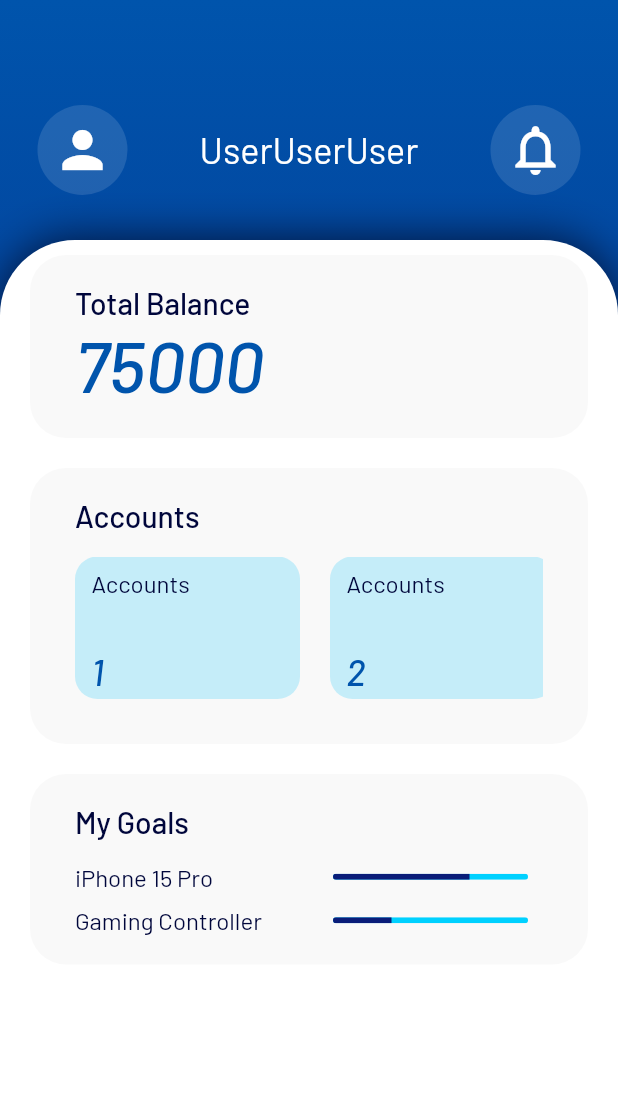
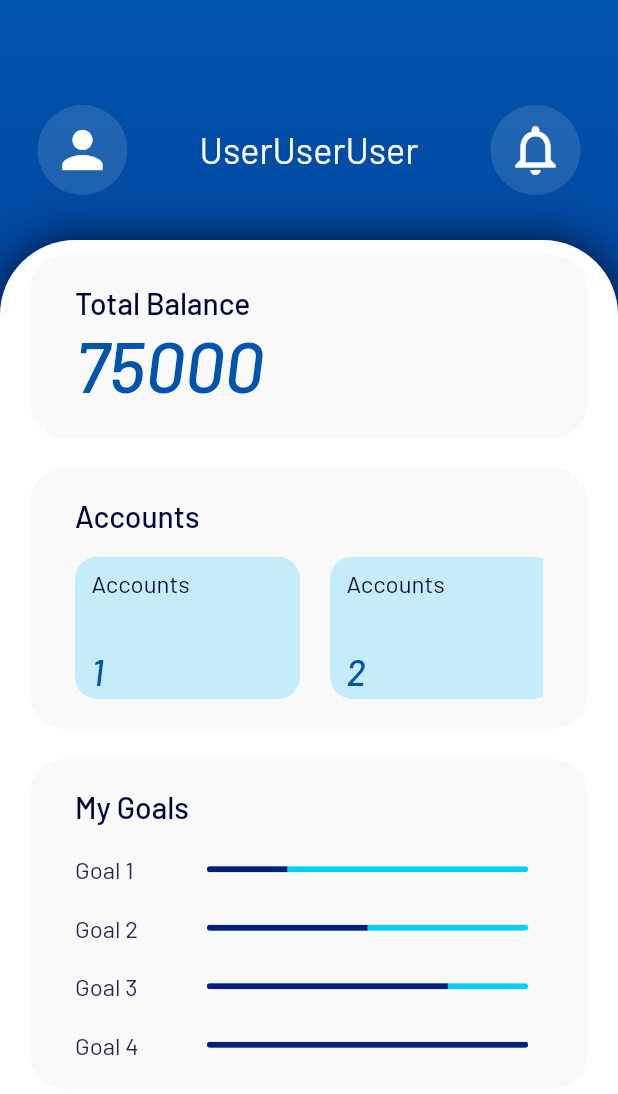
Before and after one commit to jasimrazi/BudgetTracker, a Flutter app: the HomePage screen opened directly, on a phone screen of 412 x 824 dp. Shown: the top 1094 px of the screen. Run offline on Flutter 3.47's test engine with Material 2 defaults, Android fonts, the phone set to English and light mode, and no system bars.

Commit message:
Fix Goal ListviewBuilder

```diff
--- a/btracker/lib/homepage.dart
+++ b/btracker/lib/homepage.dart
@@ -75,7 +75,7 @@ class _HomePageState extends State<HomePage> {
                     BoxShadow(
                       color: Color(0xff021236),
                       blurRadius: 25.0,
-                    )
+                    ),
                   ],
                   color: Colors.white,
                   borderRadius: BorderRadius.only(
@@ -112,13 +112,13 @@ class _HomePageState extends State<HomePage> {
                               color: Color(0xff0054AC),
                               fontStyle: FontStyle.italic,
                             ),
-                          )
+                          ),
                         ],
                       ),
                     ),
                     Container(
                       margin: EdgeInsets.fromLTRB(0, 0, 0, 20),
-                      padding: EdgeInsets.fromLTRB(30, 20, 30, 30),
+                      padding: EdgeInsets.fromLTRB(30, 20, 30, 20),
                       decoration: BoxDecoration(
                         color: Color(0xfff9f9f9),
                         borderRadius: BorderRadius.all(Radius.circular(24)),
@@ -140,17 +140,14 @@ class _HomePageState extends State<HomePage> {
                           Container(
                             height: 95,
                             child: ListView.builder(
-                              itemCount:
-                                  3, // Adjust the number of containers as needed.
+                              itemCount: 3,
                               scrollDirection: Axis.horizontal,
                               physics: BouncingScrollPhysics(),
                               itemBuilder: (BuildContext context, int index) {
                                 return Container(
-                                    width:
-                                        150, // Adjust the width of the containers as needed.
+                                  width: 150,
                                   margin: EdgeInsets.only(right: 20),
-                                    padding: EdgeInsets.fromLTRB(11, 8, 11,
-                                        4), // Adjust spacing between containers.
+                                  padding: EdgeInsets.fromLTRB(11, 8, 11, 4),
                                   decoration: BoxDecoration(
                                     color: Color(0xffc5edf9),
                                     borderRadius: BorderRadius.circular(15),
@@ -179,10 +176,11 @@ class _HomePageState extends State<HomePage> {
                                         ),
                                       ),
                                     ],
-                                    ));
+                                  ),
+                                );
                               },
                             ),
-                          )
+                          ),
                         ],
                       ),
                     ),
@@ -204,69 +202,54 @@ class _HomePageState extends State<HomePage> {
                               color: Color(0xff00063B),
                             ),
                           ),
-                          SizedBox(
-                            height: 15,
-                          ),
-                          Row(
-                            mainAxisAlignment: MainAxisAlignment.spaceBetween,
+                          ListView.builder(
+                            shrinkWrap: true,
+                            physics: NeverScrollableScrollPhysics(),
+                            itemCount: 4,
+                            itemBuilder: (BuildContext context, int index) {
+                              return Container(
+                                margin: EdgeInsets.fromLTRB(0, 20, 0, 0),
+                                child: Row(
                                   children: [
-                              Text(
-                                'iPhone 15 Pro',
+                                    Expanded(
+                                      child: Text(
+                                        'Goal ${index + 1}',
                                         style: TextStyle(
                                           fontSize: 16,
                                           fontWeight: FontWeight.w400,
-                                  color: Color(0xff00063B),
+                                          color: Color(0xff212653),
                                         ),
                                       ),
-                              Container(
-                                padding: EdgeInsets.fromLTRB(10, 0, 10, 0),
-                                width: 150,
+                                    ),
+                                    Expanded(
+                                      flex:
+                                          3, // Adjust the flex value as needed
+                                      child: Container(
+                                        padding:
+                                            EdgeInsets.fromLTRB(10, 0, 10, 0),
                                         child: ClipRRect(
-                                  borderRadius: BorderRadius.circular(8.0),
+                                          borderRadius:
+                                              BorderRadius.circular(8.0),
                                           child: LinearProgressIndicator(
-                                    value: 0.7,
+                                            value: (index + 1) /
+                                                4, // Example progress
                                             backgroundColor: Color(0xff00D1FF),
                                             valueColor: AlwaysStoppedAnimation(
-                                        Color(0xff0A1D79)),
+                                              Color(0xff0A1D79),
+                                            ),
                                             minHeight: 4,
+                                          ),
                                         ),
                                       ),
                                     ),
                                   ],
                                 ),
-                          SizedBox(
-                            height: 10,
-                          ),
-                          Row(
-                            mainAxisAlignment: MainAxisAlignment.spaceBetween,
-                            children: [
-                              Text(
-                                'Gaming Controller',
-                                style: TextStyle(
-                                  fontSize: 16,
-                                  fontWeight: FontWeight.w400,
-                                  color: Color(0xff00063B),
-                                ),
-                              ),
-                              Container(
-                                padding: EdgeInsets.fromLTRB(10, 0, 10, 0),
-                                width: 150,
-                                child: ClipRRect(
-                                  borderRadius: BorderRadius.circular(8.0),
-                                  child: LinearProgressIndicator(
-                                    value: 0.3,
-                                    backgroundColor: Color(0xff00D1FF),
-                                    valueColor: AlwaysStoppedAnimation(
-                                        Color(0xff0A1D79)),
-                                    minHeight: 4,
-                                  ),
-                                ),
+                              );
+                            },
                           ),
                         ],
                       ),
-                        ],
                     ),
-                    )
                   ],
                 ),
               ),
```
Lines whose indentation alone changed are shown as unchanged.
